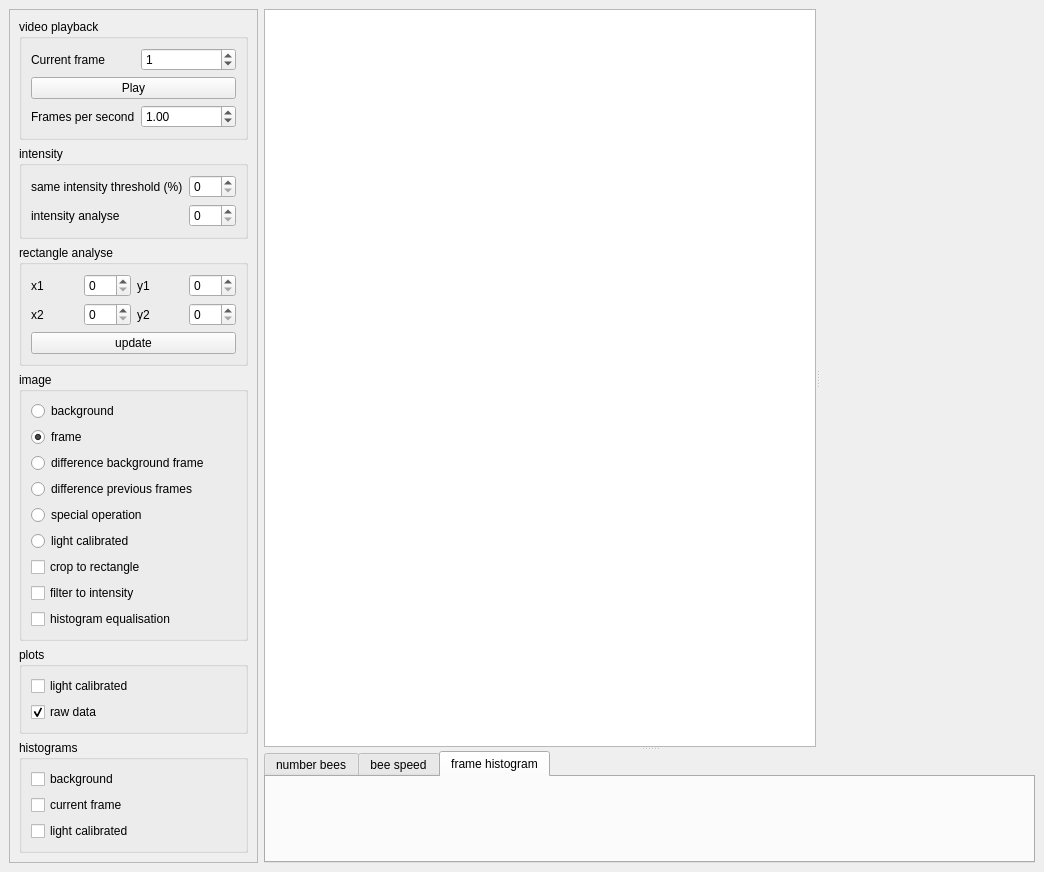
Before: the Qt Designer form video-analyser.ui in plsm/assisi-video-analyser, drawn with Qt 5.
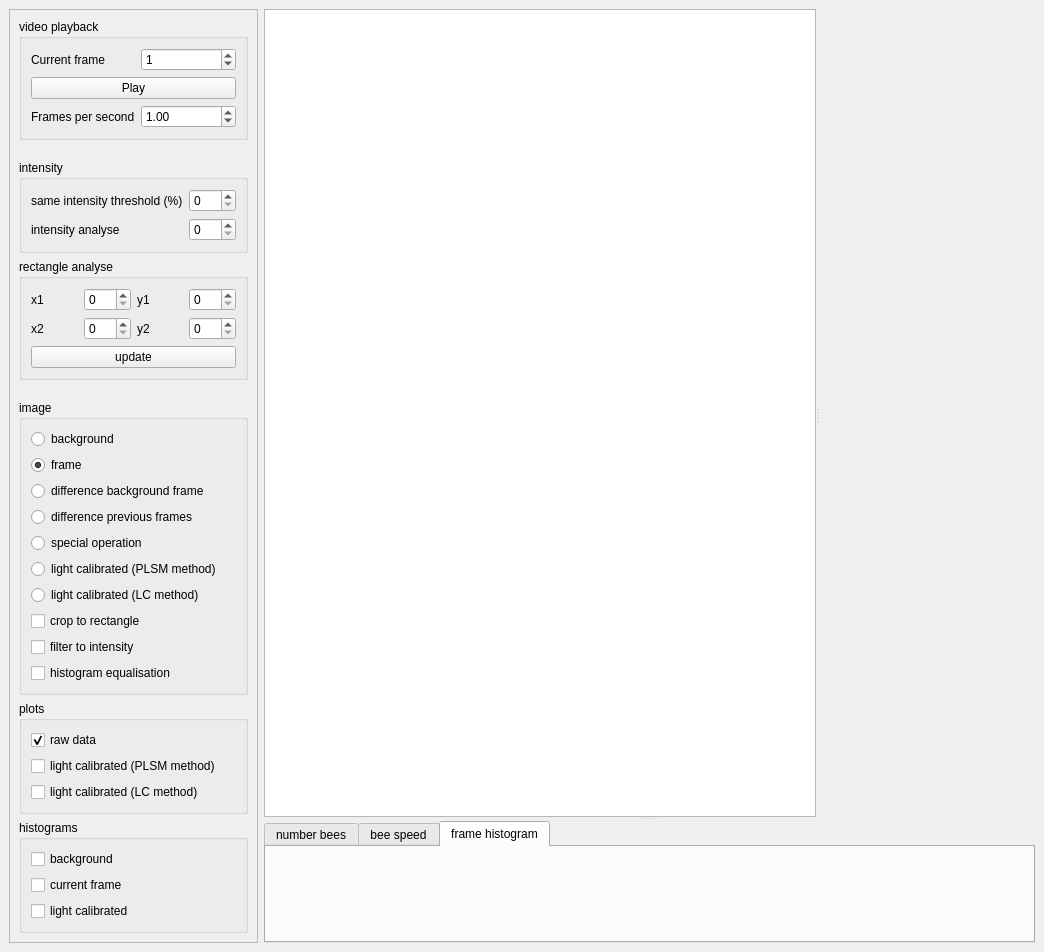
After: the same form once the commit is applied. Custom widgets are drawn as their Qt base class.

Commit message: Implemented Luis Correia method to light calibrate frames.

The edit to the form file:
```diff
--- a/video-analyser.ui
+++ b/video-analyser.ui
@@ -7,7 +7,7 @@
     <x>0</x>
     <y>0</y>
     <width>1044</width>
-    <height>872</height>
+    <height>952</height>
    </rect>
   </property>
   <property name="sizePolicy">
@@ -45,9 +45,9 @@
        <property name="geometry">
         <rect>
          <x>0</x>
-         <y>0</y>
+         <y>-6</y>
          <width>288</width>
-         <height>892</height>
+         <height>946</height>
         </rect>
        </property>
        <layout class="QVBoxLayout" name="verticalLayout_6">
@@ -115,7 +115,7 @@
           <property name="sizeHint" stdset="0">
            <size>
             <width>20</width>
-            <height>6</height>
+            <height>5</height>
            </size>
           </property>
          </spacer>
@@ -291,7 +291,14 @@
            <item>
             <widget class="QRadioButton" name="lightCalibratedRadioButton">
              <property name="text">
-              <string>light calibrated</string>
+              <string>light calibrated (PLSM method)</string>
+             </property>
+            </widget>
+           </item>
+           <item>
+            <widget class="QRadioButton" name="lightCalibratedLCMethodRadioButton">
+             <property name="text">
+              <string>light calibrated (LC method)</string>
              </property>
             </widget>
            </item>
@@ -331,13 +338,6 @@
            <string>plots</string>
           </property>
           <layout class="QVBoxLayout" name="verticalLayout_5">
-           <item>
-            <widget class="QCheckBox" name="lightCalibratedPlotsCheckBox">
-             <property name="text">
-              <string>light calibrated</string>
-             </property>
-            </widget>
-           </item>
            <item>
             <widget class="QCheckBox" name="rawDataCheckBox">
              <property name="text">
@@ -348,6 +348,20 @@
              </property>
             </widget>
            </item>
+           <item>
+            <widget class="QCheckBox" name="showLightCalibratedPlotsPLSMMethodCheckBox">
+             <property name="text">
+              <string>light calibrated (PLSM method)</string>
+             </property>
+            </widget>
+           </item>
+           <item>
+            <widget class="QCheckBox" name="showLightCalibratedPlotsLCMethodCheckBox">
+             <property name="text">
+              <string>light calibrated (LC method)</string>
+             </property>
+            </widget>
+           </item>
           </layout>
          </widget>
         </item>
```
Left out of the diff: 31 changed lines with no effect on the pictures. The commit also changes 9 other files.
